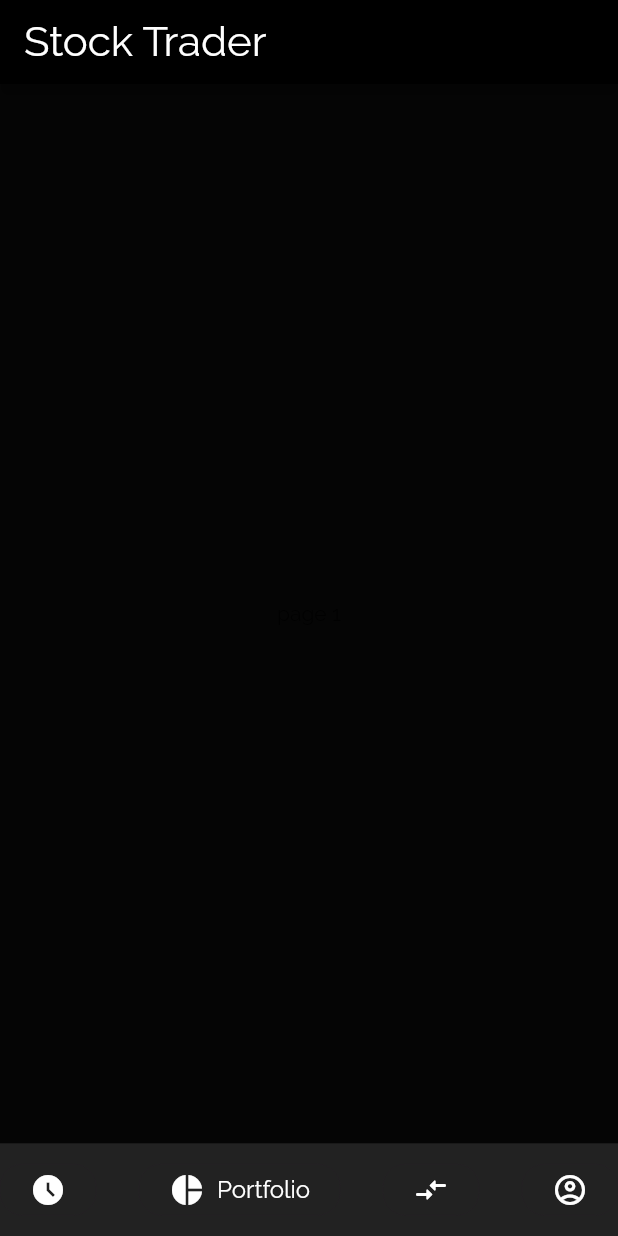
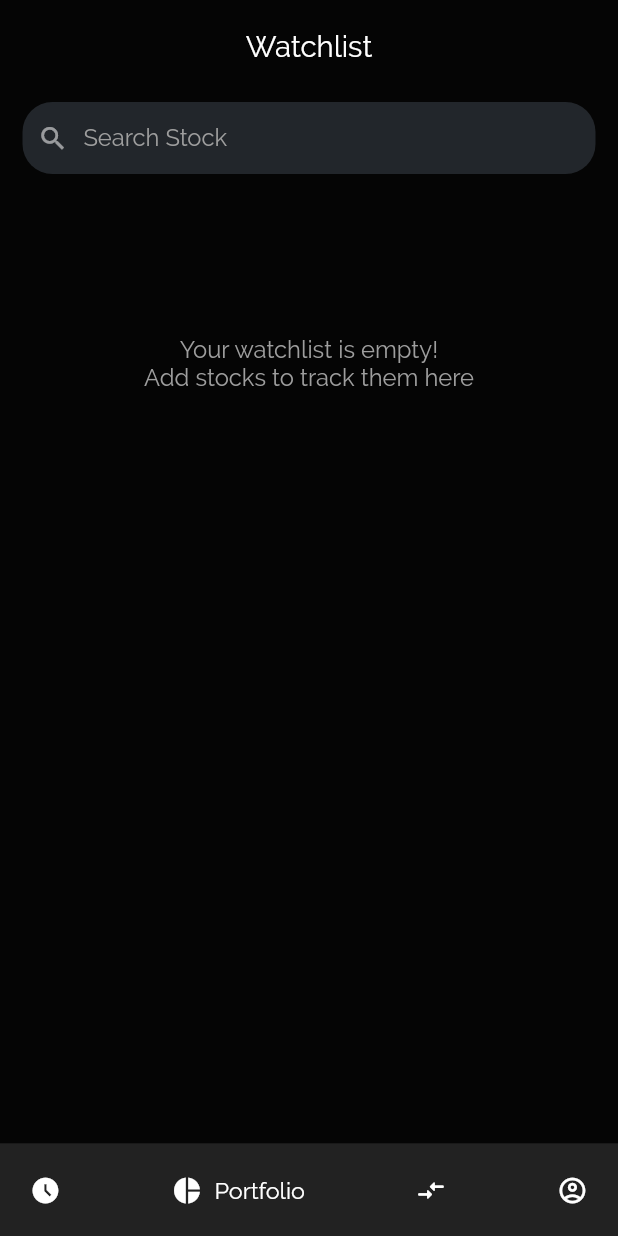
Before and after one commit to HarshRathi2511/Stock-trader, a Flutter app: the screen it shows after launch, item 2 of the bottom bar chosen, on a phone screen of 412 x 824 dp. Run offline on Flutter 3.47's test engine with Material 2 defaults, Android fonts, the phone set to English and light mode, and no system bars; drawn by our look-alikes of google_nav_bar.

Commit message:
watchlist screen made

```diff
--- a/lib/screens/tabs_screen.dart
+++ b/lib/screens/tabs_screen.dart
@@ -34,31 +34,23 @@ class _TabsScreenState extends State<TabsScreen> {
           width: double.infinity,
           height: deviceSize.height * 0.075,
           child: GNav(
-              // backgroundColor: Color(0xFF232023),
-              // backgroundColor: Color(0xFF191717),
               haptic: true, // haptic feedback
               tabBorderRadius: 15,
-              tabActiveBorder: Border.all(
-                width: 0,
-                color: Color(0xFF232023),
-              ), // tab button border
-              tabBorder: Border.all(
-                color: Color(0xFF232023),
-                width: 0,
-              ),
               activeColor: Colors.white,
               color: Colors.white, // tab button border
               duration: Duration(milliseconds: 400), // tab animation duration
               gap: 8, // the tab button gap between icon and text
-              iconSize: 24, // tab button icon size
+              iconSize: deviceSize.width / 20, // tab button icon size
               padding: EdgeInsets.symmetric(
-                  horizontal: 20, vertical: 5), // navigation bar padding
+                horizontal: 20,
+                vertical: 5,
+              ), // navigation bar padding
               tabs: [
                 GButton(
                   icon: Icons.access_time_filled,
                   text: 'WatchList',
                   textStyle: TextStyle(
-                    fontSize: 16,
+                    fontSize: deviceSize.width / 26.5,
                     color: Colors.white,
                   ),
                 ),
@@ -66,15 +58,15 @@ class _TabsScreenState extends State<TabsScreen> {
                   icon: Icons.pie_chart,
                   text: 'Portfolio',
                   textStyle: TextStyle(
-                    fontSize: 16,
+                    fontSize: deviceSize.width / 26.5,
                     color: Colors.white,
                   ),
                 ),
                 GButton(
                   icon: Icons.compare_arrows_rounded,
-                  text: 'Transactions',
+                  text: 'Trades',
                   textStyle: TextStyle(
-                    fontSize: 16,
+                    fontSize: deviceSize.width / 26.5,
                     color: Colors.white,
                   ),
                 ),
@@ -82,7 +74,7 @@ class _TabsScreenState extends State<TabsScreen> {
                   icon: Icons.account_circle_outlined,
                   text: 'Profile',
                   textStyle: TextStyle(
-                    fontSize: 16,
+                    fontSize: deviceSize.width / 26.5,
                     color: Colors.white,
                   ),
                 )
--- a/lib/screens/watchlist_screen.dart
+++ b/lib/screens/watchlist_screen.dart
@@ -1,25 +1,114 @@
 import 'package:flutter/material.dart';
 
 class WatchlistScreen extends StatelessWidget {
-  const WatchlistScreen({Key? key}) : super(key: key);
-
+  final inputStockController = TextEditingController();
   @override
   Widget build(BuildContext context) {
+    final deviceSize = MediaQuery.of(context).size;
     return Scaffold(
-      appBar: AppBar(
-        backgroundColor: Colors.black,
-        title: Text(
-          'Stock Trader',
-          style: TextStyle(
-            color: Colors.white,
-            fontWeight: FontWeight.w400,
-            fontSize: 28,
+      // appBar: AppBar(
+      //   backgroundColor: Colors.black,
+      //   title: Text(
+      //     'Stock Trader',
+      //     style: TextStyle(
+      //       color: Colors.white,
+      //       fontWeight: FontWeight.w400,
+      //       fontSize: 24,
+      //     ),
+      //   ),
+      // ),
+      backgroundColor: Theme.of(context).scaffoldBackgroundColor,
+      body: Column(
+        children: [
+          SizedBox(
+            height: 20,
           ),
-        ),
-      ),
-      backgroundColor: Theme.of(context).scaffoldBackgroundColor,
-      body: Center(
-        child: Text('page 1'),
+          Container(
+            child: Center(
+              child: Text(
+                'Watchlist',
+                style: TextStyle(
+                  color: Colors.white,
+                  fontSize: deviceSize.width / 21,
+                ),
+                textAlign: TextAlign.center,
+              ),
+            ),
+          ),
+          SizedBox(
+            height: 10,
+          ),
+          Container(
+            // padding: EdgeInsets.all(10),
+            margin: EdgeInsets.all(15),
+            decoration: BoxDecoration(
+              color: Color(0xFF22262B),
+              borderRadius: BorderRadius.circular(20),
+            ),
+            child: Row(
+              children: [
+                SizedBox(
+                  width: 10,
+                ),
+                Icon(
+                  Icons.search,
+                  size: deviceSize.width / 20,
+                  color: Colors.white54,
+                ),
+                SizedBox(
+                  width: 10,
+                ),
+                Expanded(
+                  child: TextField(
+                    cursorColor: Colors.white,
+                    style: TextStyle(
+                      color: Colors.white,
+                    ),
+                    controller: inputStockController,
+                    onSubmitted: (_) {},
+                    decoration: InputDecoration(
+                      hintText: 'Search Stock',
+                      border: InputBorder.none,
+                      focusedBorder: InputBorder.none,
+                      enabledBorder: InputBorder.none,
+                      errorBorder: InputBorder.none,
+                      disabledBorder: InputBorder.none,
+                      hintStyle: TextStyle(
+                        color: Colors.grey,
+                        fontSize: deviceSize.width / 26,
+                      ),
+                    ),
+                  ),
+                ),
+              ],
+            ),
+          ),
+          SizedBox(
+            height: 10,
+          ),
+          Column(
+            mainAxisAlignment: MainAxisAlignment.center,
+            children: [
+              SizedBox(
+                height: deviceSize.height * 0.1,
+              ),
+              Text(
+                "Your watchlist is empty!",
+                style: TextStyle(
+                  color: Colors.grey,
+                  fontSize: deviceSize.width / 26,
+                ),
+              ),
+              Text(
+                "Add stocks to track them here",
+                style: TextStyle(
+                  color: Colors.grey,
+                  fontSize: deviceSize.width / 26,
+                ),
+              ),
+            ],
+          )
+        ],
       ),
     );
   }
--- a/pubspec.yaml
+++ b/pubspec.yaml
@@ -78,6 +78,7 @@ flutter:
           weight: 300
         - asset: assets/fonts/RobotoCondensed-Italic.ttf
           style: italic
+
   #
   # For details regarding fonts from package dependencies,
   # see https://flutter.dev/custom-fonts/#from-packages
```
Also changed, not shown: lib/main.dart (+3 -4 lines).
